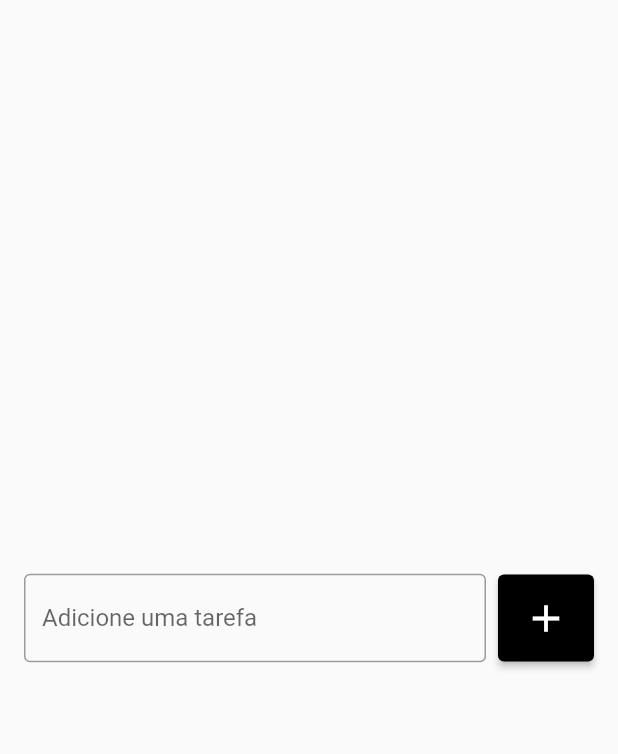
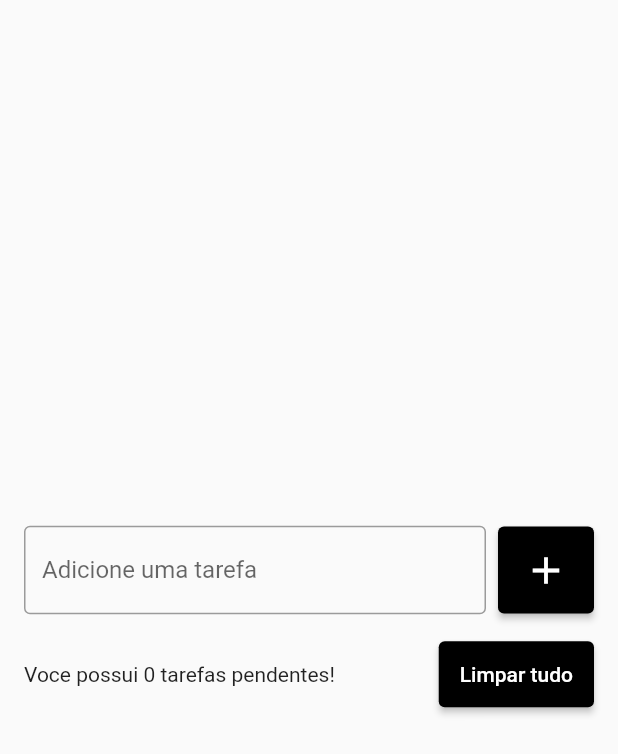
Before and after one commit to Willian000067/todo_list, a Flutter app: the screen it shows after launch, on a phone screen of 412 x 824 dp. Shown: the top 754 px of the screen. Run offline on Flutter 3.47's test engine with Material 2 defaults, Android fonts, the phone set to English and light mode, and no system bars.

Commit message:
Botao_limpar_tudo

```diff
--- a/lib/pages/todo_list_page.dart
+++ b/lib/pages/todo_list_page.dart
@@ -9,7 +9,10 @@ class TodoListPage extends StatelessWidget {
       body: Center(
         child: Padding(
           padding: const EdgeInsets.symmetric(horizontal: 16),
-          child: Row(
+          child: Column(
+            mainAxisSize: MainAxisSize.min,
+            children: [
+              Row(
                 children: [
                   Expanded(
                     //O expanded ajuda a deixar o widget ocupando todo espaco disponivel.
@@ -22,9 +25,11 @@ class TodoListPage extends StatelessWidget {
                       ),
                     ),
                   ),
+
                   SizedBox(
                       width:
                           8), // Para separa um componente do outro com um espaço no meio.
+
                   ElevatedButton(
                     onPressed: () {},
                     style: ElevatedButton.styleFrom(
@@ -38,6 +43,38 @@ class TodoListPage extends StatelessWidget {
                   ),
                 ],
               ),
+
+              SizedBox(
+                height: 16,
+              ), // Esse codigo serve para realizar o afastamento na VERTICAL.
+
+              Row(
+                children: [
+                  Expanded(
+                    // Expanded serve para fazer com que o componente utilize o maior espaco possivel.
+                    child: Text(
+                      'Voce possui 0 tarefas pendentes!',
+                    ),
+                  ),
+
+                  SizedBox(
+                      width:
+                          8), // Para separa um componente do outro com um espaço no meio.
+
+                  ElevatedButton(
+                    onPressed: () {},
+                    style: ElevatedButton.styleFrom(
+                      primary: Colors.black,
+                      padding: EdgeInsets.all(14),
+                    ),
+                    child: Text(
+                      'Limpar tudo',
+                    ),
+                  ),
+                ],
+              )
+            ],
+          ),
         ),
       ),
     );
```
Lines whose indentation alone changed are shown as unchanged.
